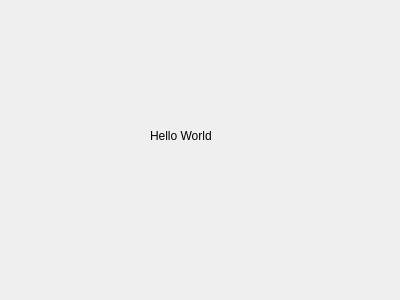
The window that MainApp/MainApp.ui (jimmy-loyola/QtGui) describes before a commit, drawn with Qt 5.
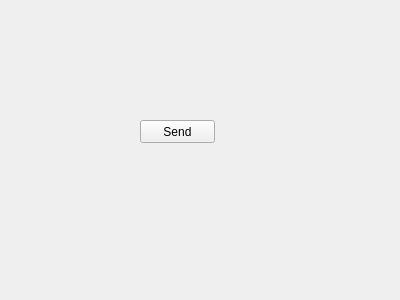
The same window after the commit.

Commit message: Handle button click with signals and slots

Patch:
```diff
--- a/MainApp/MainApp.ui
+++ b/MainApp/MainApp.ui
@@ -13,17 +13,17 @@
   <property name="windowTitle">
    <string>MainApp</string>
   </property>
-  <widget class="QLabel" name="label">
+  <widget class="QPushButton" name="testBtn">
    <property name="geometry">
     <rect>
-     <x>150</x>
+     <x>140</x>
      <y>120</y>
-     <width>101</width>
-     <height>31</height>
+     <width>75</width>
+     <height>23</height>
     </rect>
    </property>
    <property name="text">
-    <string>Hello World</string>
+    <string>Send</string>
    </property>
   </widget>
  </widget>
```
The commit also changes 5 other files.
